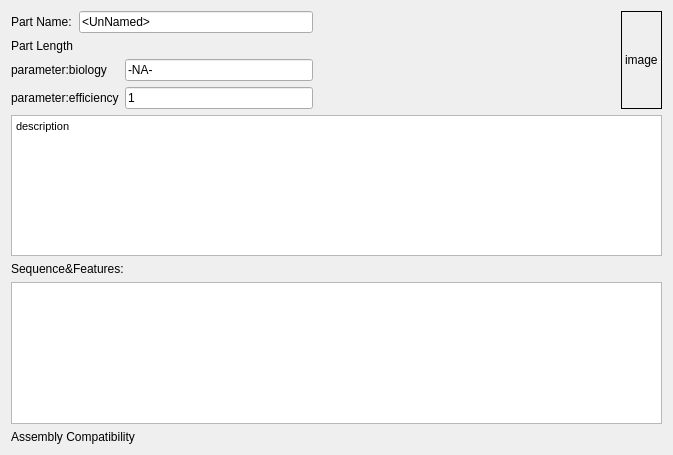
Before: the Qt Designer form src/designer/views/partview/PartView.ui in igemsoftware/USTC-Software_2011, drawn with Qt 5.
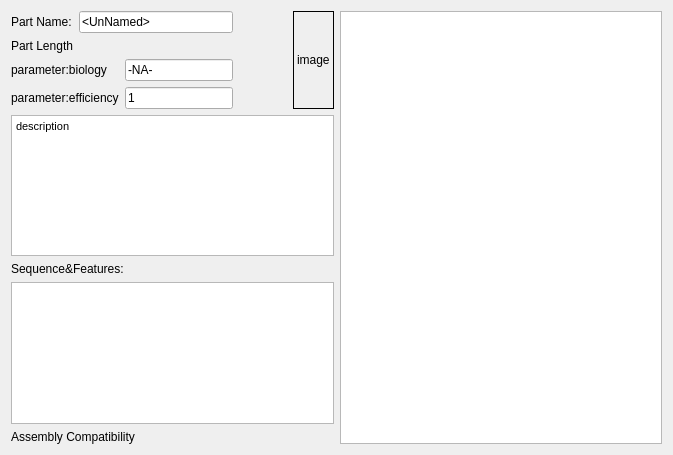
After: the same form once the commit is applied.

Diff of the .ui file:
```diff
--- a/src/designer/views/partview/PartView.ui
+++ b/src/designer/views/partview/PartView.ui
@@ -101,14 +101,24 @@
      </item>
     </layout>
    </item>
+   <item row="0" column="1" rowspan="3">
+    <widget class="QListView" name="listView">
+     <property name="enabled">
+      <bool>true</bool>
+     </property>
+     <property name="editTriggers">
+      <set>QAbstractItemView::NoEditTriggers</set>
+     </property>
+    </widget>
+   </item>
    <item row="1" column="0">
     <widget class="QTextEdit" name="textEdit">
      <property name="html">
       <string>&lt;!DOCTYPE HTML PUBLIC &quot;-//W3C//DTD HTML 4.0//EN&quot; &quot;http://www.w3.org/TR/REC-html40/strict.dtd&quot;&gt;
 &lt;html&gt;&lt;head&gt;&lt;meta name=&quot;qrichtext&quot; content=&quot;1&quot; /&gt;&lt;style type=&quot;text/css&quot;&gt;
 p, li { white-space: pre-wrap; }
-&lt;/style&gt;&lt;/head&gt;&lt;body style=&quot; font-family:'SimSun'; font-size:9pt; font-weight:400; font-style:normal;&quot;&gt;
-&lt;p style=&quot; margin-top:0px; margin-bottom:0px; margin-left:0px; margin-right:0px; -qt-block-indent:0; text-indent:0px;&quot;&gt;&lt;span style=&quot; font-family:'MS Shell Dlg 2'; font-size:8pt;&quot;&gt;description&lt;/span&gt;&lt;/p&gt;&lt;/body&gt;&lt;/html&gt;</string>
+&lt;/style&gt;&lt;/head&gt;&lt;body style=&quot; font-family:'MS Shell Dlg 2'; font-size:8.25pt; font-weight:400; font-style:normal;&quot;&gt;
+&lt;p style=&quot; margin-top:0px; margin-bottom:0px; margin-left:0px; margin-right:0px; -qt-block-indent:0; text-indent:0px;&quot;&gt;&lt;span style=&quot; font-size:8pt;&quot;&gt;description&lt;/span&gt;&lt;/p&gt;&lt;/body&gt;&lt;/html&gt;</string>
      </property>
     </widget>
    </item>
```
